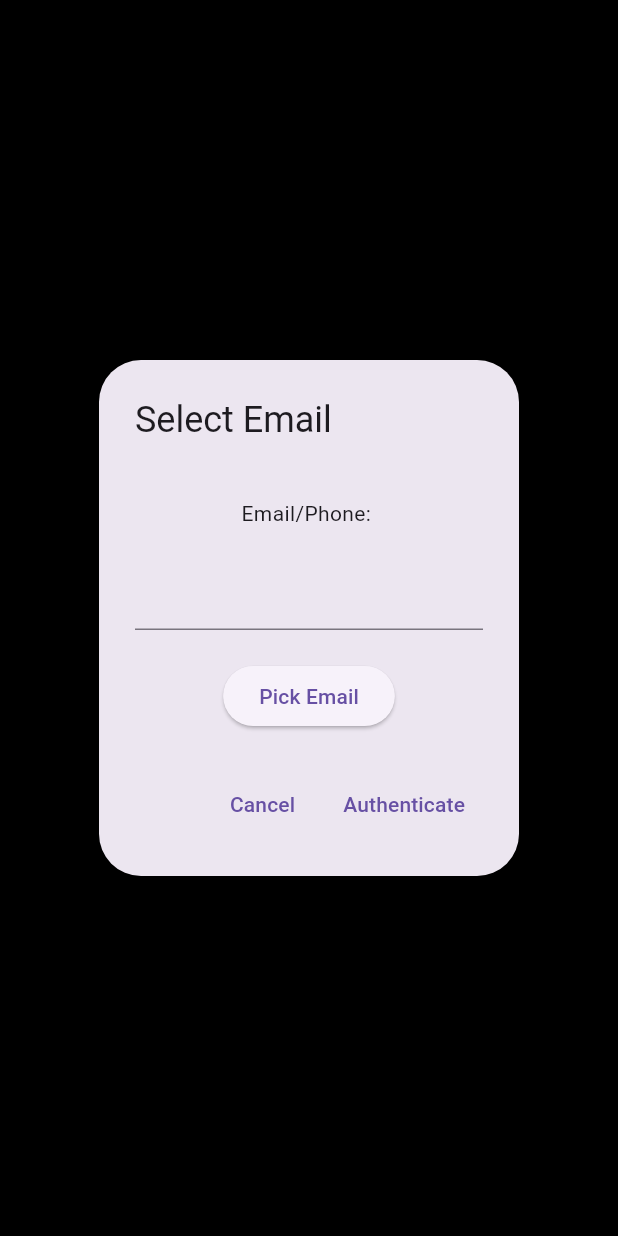
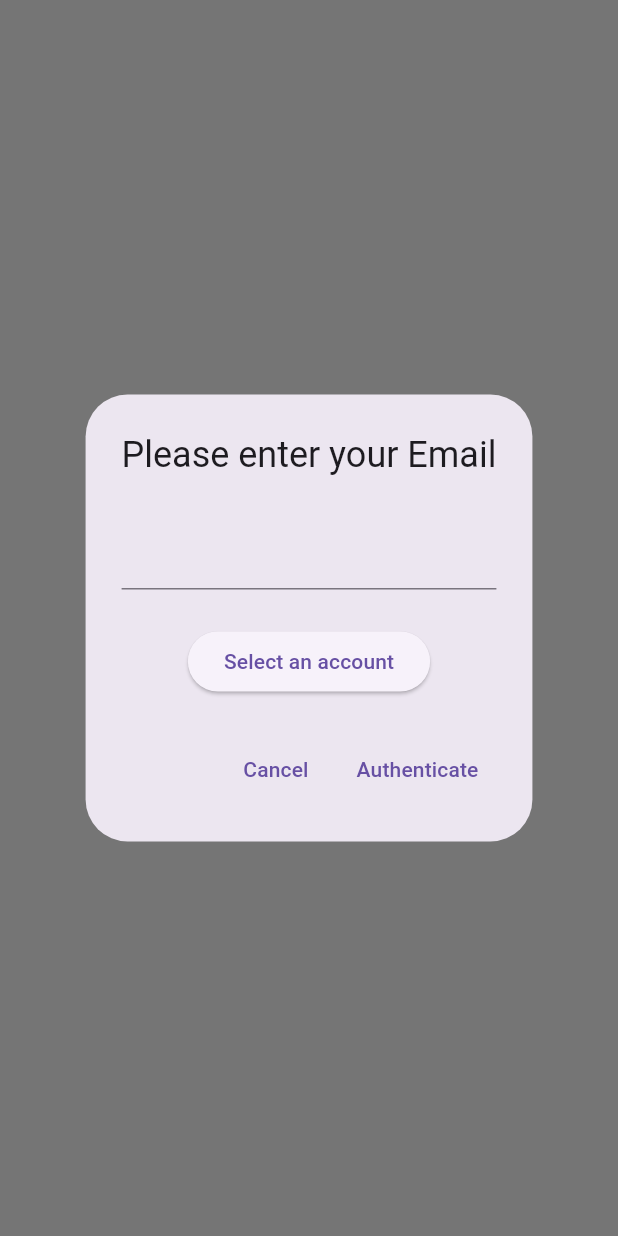
Before and after one commit to vanshikas27/biometric_app, a Flutter app: the screen it shows after launch, after a tap on "Proceed To Authentication", on a phone screen of 412 x 824 dp. Run offline on Flutter 3.47's test engine with Material 3 defaults, Android fonts, the phone set to English and light mode, and no system bars; our stand-ins replace local_auth, uni_links; missing offline and left inert: account_picker, flutter_barcode_scanner.

Commit message:
commit-3

```diff
--- a/lib/auth_screen.dart
+++ b/lib/auth_screen.dart
@@ -92,19 +92,44 @@ class _AuthScreen extends State<AuthScreen> {
           "sessionId": _sessionId,
         }),
       );
+      if (response.statusCode == 200) {
+        Navigator.of(context).push(
+            MaterialPageRoute(builder: (context) => const PassedScreen()));
+      } else {
+        displayAlertDialog(context);
+      }
       print(response.statusCode);
       print(response.body);
-
-      //if post request successful-> move to passedscreen
-      if(response.statusCode==200){
-        Navigator.of(context).push(
-            MaterialPageRoute(
-                builder: (context) =>
-                    const PassedScreen()));
-      }
     } catch (error) {
       print(error);
     }
+  }
+
+  void displayAlertDialog(BuildContext context) {
+    // set up the button
+    Widget okButton = TextButton(
+      child: const Text("OK"),
+      onPressed: () {
+        Navigator.of(context).pop();
+      },
+    );
+
+    // set up the AlertDialog
+    AlertDialog alert = AlertDialog(
+      title: const Text("Error"),
+      content: const Text("Something went wrong! Authentication has failed."),
+      actions: [
+        okButton,
+      ],
+    );
+
+    // show the dialog
+    showDialog(
+      context: context,
+      builder: (BuildContext context) {
+        return alert;
+      },
+    );
   }
 
   void dispose() {
@@ -122,24 +147,20 @@ class _AuthScreen extends State<AuthScreen> {
             crossAxisAlignment: CrossAxisAlignment.center,
             children: [
               // TextButton(onPressed: (){Navigator.of(context).push(MaterialPageRoute(builder: (context)=>const QrPage()));}, child: Text('Go to QR page')),
-              Text('Login to the app'),
-              Text('use biometrics'),
+              // const Text('Login to the app'),
+              // const Text('use biometrics'),
               ElevatedButton.icon(
                   onPressed: () async {
                     await showDialog(
                         context: context,
                         builder: (context) {
                           return AlertDialog(
-                            title: Text('Select Email'),
+                            title: const Text('Please enter your Email'),
                             content: Column(
                               mainAxisSize: MainAxisSize.min,
                               children: [
-                                SizedBox(
-                                  height: 20,
-                                ),
-                                Text('Email/Phone: '),
-                                SizedBox(
-                                  height: 20,
+                                const SizedBox(
+                                  height: 10,
                                 ),
                                 Form(
                                   key: _formKey,
@@ -148,17 +169,19 @@ class _AuthScreen extends State<AuthScreen> {
                                     validator: (value) {
                                       if (value == null || value.isEmpty) {
                                         return 'Email is required';
-                                      } else if (!emailRegex.hasMatch(value))
+                                      } else if (!emailRegex.hasMatch(value)) {
                                         return 'Invalid email address';
-                                      return null;
+                                      } else {
+                                        return null;
+                                      }
                                     },
                                     onChanged: (value) {
                                       updateEmail(value);
                                     },
                                   ),
                                 ),
-                                SizedBox(
-                                  height: 20,
+                                const SizedBox(
+                                  height: 24,
                                 ),
                                 ElevatedButton(
                                     onPressed: () async {
@@ -175,7 +198,7 @@ class _AuthScreen extends State<AuthScreen> {
                                         }
                                       }
                                     },
-                                    child: Text('Pick Email')),
+                                    child: const Text('Select an account')),
                               ],
                             ),
                             actions: [
@@ -183,7 +206,7 @@ class _AuthScreen extends State<AuthScreen> {
                                 onPressed: () {
                                   Navigator.of(context).pop();
                                 },
-                                child: Text('Cancel'),
+                                child: const Text('Cancel'),
                               ),
                               TextButton(
                                   onPressed: () async {
@@ -197,16 +220,20 @@ class _AuthScreen extends State<AuthScreen> {
                                       //if auth passed-> make the api call
                                       if (auth) {
                                         APICall();
+                                        //   Navigator.of(context).push(
+                                        //       MaterialPageRoute(
+                                        //           builder: (context) =>
+                                        //               const PassedScreen()));
                                       }
                                     }
                                   },
-                                  child: Text('Authenticate'))
+                                  child: const Text('Authenticate'))
                             ],
                           );
                         });
                   },
-                  icon: Icon(Icons.login),
-                  label: Text('Proceed To Authentication')),
+                  icon: const Icon(Icons.login),
+                  label: const Text('Proceed To Authentication')),
             ],
           ),
         ),
--- a/lib/main.dart
+++ b/lib/main.dart
@@ -22,10 +22,12 @@ class MyApp extends StatelessWidget {
         debugShowCheckedModeBanner: false,
         title: title,
         theme: ThemeData(
-          primaryColor: Colors.red,
-          scaffoldBackgroundColor: Colors.black,
+          primaryColor: Colors.blueAccent,
+          primaryColorDark: Colors.blue,
+          scaffoldBackgroundColor: Colors.white,
         ),
-        home: AuthScreen(), //MainPage(title: title),
+        // home: MainPage(title: title),
+        home: const AuthScreen(),
       );
 }
 
```
Also changed, not shown: lib/button_widget.dart (+8 -9 lines), lib/passed_screen.dart (+31 -4 lines).
